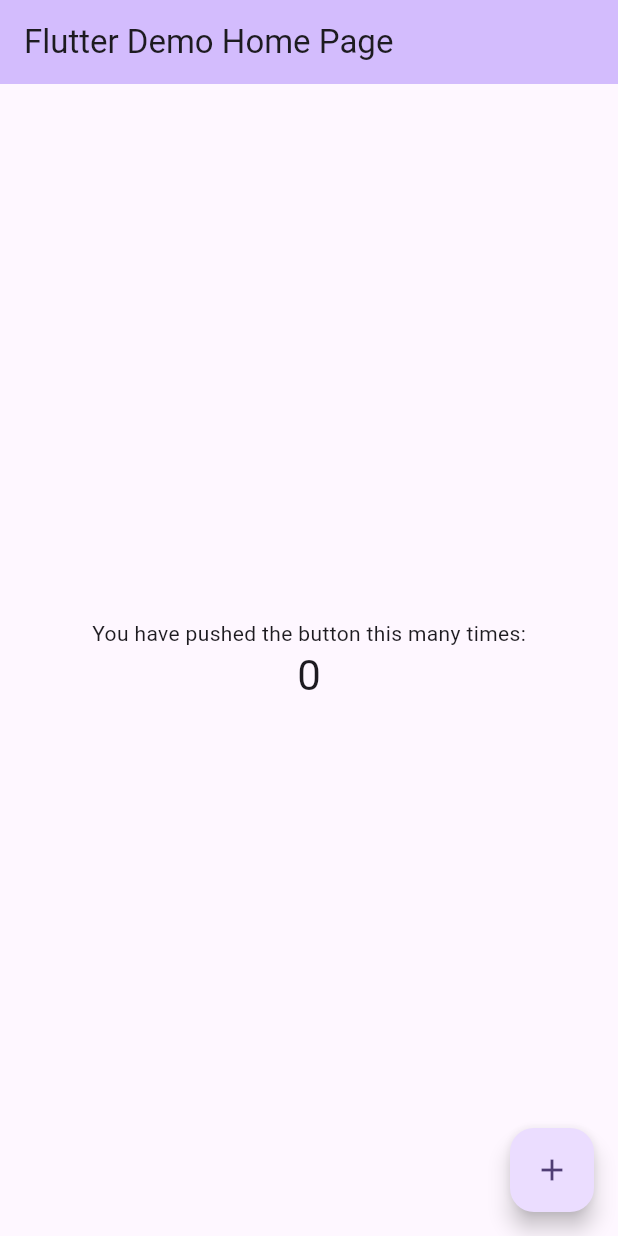
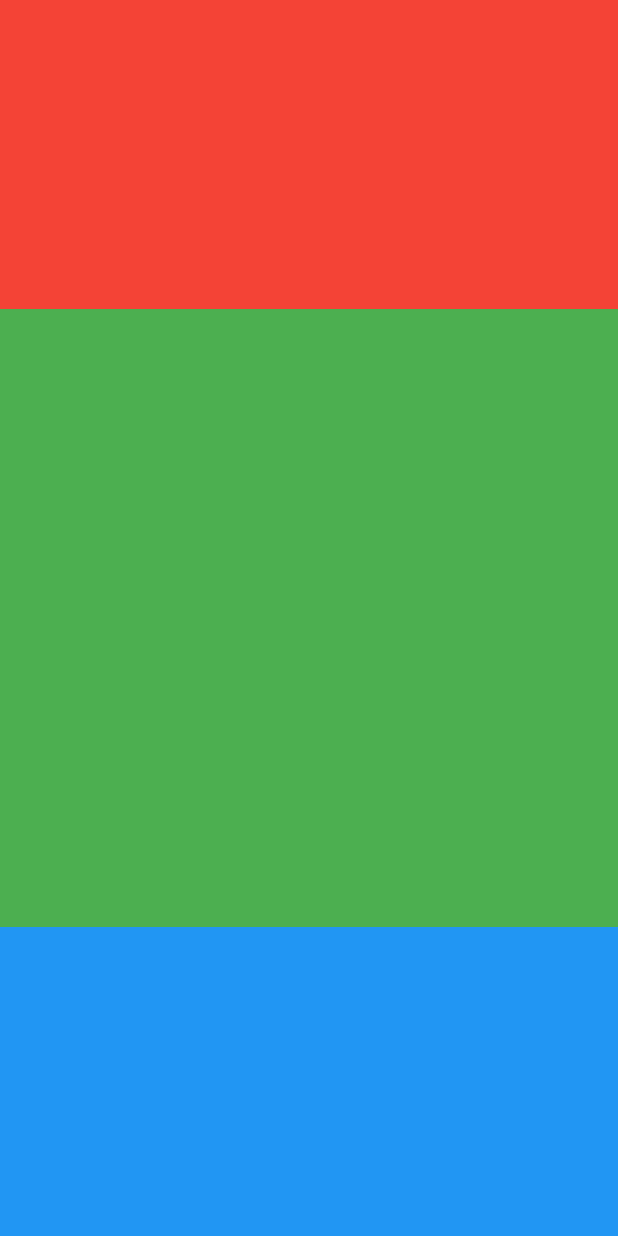
Before and after one commit to DAAC-A00/clone-pomodoro, a Flutter app: the screen it shows after launch, on a phone screen of 412 x 824 dp. Run offline on Flutter 3.47's test engine with Material 3 defaults, Android fonts, the phone set to English and light mode, and no system bars.

Commit message:
<feat> Flexible 적용 예시

```diff
--- a/lib/main.dart
+++ b/lib/main.dart
@@ -1,3 +1,4 @@
+import 'package:clone_pomodoro/screens/home_screen.dart';
 import 'package:flutter/material.dart';
 
 void main() {
@@ -7,119 +8,19 @@
 class MyApp extends StatelessWidget {
   const MyApp({super.key});
 
-  // This widget is the root of your application.
   @override
   Widget build(BuildContext context) {
     return MaterialApp(
-      title: 'Flutter Demo',
       theme: ThemeData(
-        // This is the theme of your application.
-        //
-        // TRY THIS: Try running your application with "flutter run". You'll see
-        // the application has a purple toolbar. Then, without quitting the app,
-        // try changing the seedColor in the colorScheme below to Colors.green
-        // and then invoke "hot reload" (save your changes or press the "hot
-        // reload" button in a Flutter-supported IDE, or press "r" if you used
-        // the command line to start the app).
-        //
-        // Notice that the counter didn't reset back to zero; the application
-        // state is not lost during the reload. To reset the state, use hot
-        // restart instead.
-        //
-        // This works for code too, not just values: Most code changes can be
-        // tested with just a hot reload.
-        colorScheme: ColorScheme.fromSeed(seedColor: Colors.deepPurple),
-        useMaterial3: true,
+        textTheme: const TextTheme(
+          displayLarge: TextStyle(
+            color: Color(0xFF232B55),
+          ),
+        ),
+        cardColor: const Color(0xFFF4EDDB),
+        colorSchemeSeed: const Color(0xFFE7626C),
       ),
-      home: const MyHomePage(title: 'Flutter Demo Home Page'),
+      home: const HomeScreen(),
     );
   }
 }
-
-class MyHomePage extends StatefulWidget {
-  const MyHomePage({super.key, required this.title});
-
-  // This widget is the home page of your application. It is stateful, meaning
-  // that it has a State object (defined below) that contains fields that affect
-  // how it looks.
-
-  // This class is the configuration for the state. It holds the values (in this
-  // case the title) provided by the parent (in this case the App widget) and
-  // used by the build method of the State. Fields in a Widget subclass are
-  // always marked "final".
-
-  final String title;
-
-  @override
-  State<MyHomePage> createState() => _MyHomePageState();
-}
-
-class _MyHomePageState extends State<MyHomePage> {
-  int _counter = 0;
-
-  void _incrementCounter() {
-    setState(() {
-      // This call to setState tells the Flutter framework that something has
-      // changed in this State, which causes it to rerun the build method below
-      // so that the display can reflect the updated values. If we changed
-      // _counter without calling setState(), then the build method would not be
-      // called again, and so nothing would appear to happen.
-      _counter++;
-    });
-  }
-
-  @override
-  Widget build(BuildContext context) {
-    // This method is rerun every time setState is called, for instance as done
-    // by the _incrementCounter method above.
-    //
-    // The Flutter framework has been optimized to make rerunning build methods
-    // fast, so that you can just rebuild anything that needs updating rather
-    // than having to individually change instances of widgets.
-    return Scaffold(
-      appBar: AppBar(
-        // TRY THIS: Try changing the color here to a specific color (to
-        // Colors.amber, perhaps?) and trigger a hot reload to see the AppBar
-        // change color while the other colors stay the same.
-        backgroundColor: Theme.of(context).colorScheme.inversePrimary,
-        // Here we take the value from the MyHomePage object that was created by
-        // the App.build method, and use it to set our appbar title.
-        title: Text(widget.title),
-      ),
-      body: Center(
-        // Center is a layout widget. It takes a single child and positions it
-        // in the middle of the parent.
-        child: Column(
-          // Column is also a layout widget. It takes a list of children and
-          // arranges them vertically. By default, it sizes itself to fit its
-          // children horizontally, and tries to be as tall as its parent.
-          //
-          // Column has various properties to control how it sizes itself and
-          // how it positions its children. Here we use mainAxisAlignment to
-          // center the children vertically; the main axis here is the vertical
-          // axis because Columns are vertical (the cross axis would be
-          // horizontal).
-          //
-          // TRY THIS: Invoke "debug painting" (choose the "Toggle Debug Paint"
-          // action in the IDE, or press "p" in the console), to see the
-          // wireframe for each widget.
-          mainAxisAlignment: MainAxisAlignment.center,
-          children: <Widget>[
-            const Text(
-              'You have pushed the button this many times:',
-            ),
-            Text(
-              '$_counter',
-              style: Theme.of(context).textTheme.headlineMedium,
-            ),
-          ],
-        ),
-      ),
-      floatingActionButton: FloatingActionButton(
-        onPressed: _incrementCounter,
-        tooltip: 'Increment',
-        child: const Icon(Icons.add),
-      ), // This trailing comma makes auto-formatting nicer for build methods.
-    );
-  }
-}
--- /dev/null
+++ b/lib/screens/home_screen.dart
@@ -0,0 +1,40 @@
+import 'package:flutter/material.dart';
+
+class HomeScreen extends StatefulWidget {
+  const HomeScreen({super.key});
+
+  @override
+  State<HomeScreen> createState() => _HomeScreenState();
+}
+
+class _HomeScreenState extends State<HomeScreen> {
+  @override
+  Widget build(BuildContext context) {
+    return Scaffold(
+      body: Column(
+        children: [
+          Flexible(
+            flex: 1,
+            child: Container(
+              decoration: const BoxDecoration(color: Colors.red),
+            ),
+          ),
+          Flexible(
+            flex: 2,
+            child: Container(
+              decoration: const BoxDecoration(
+                color: Colors.green,
+              ),
+            ),
+          ),
+          Flexible(
+            flex: 1,
+            child: Container(
+              decoration: const BoxDecoration(color: Colors.blue),
+            ),
+          ),
+        ],
+      ),
+    );
+  }
+}
```
